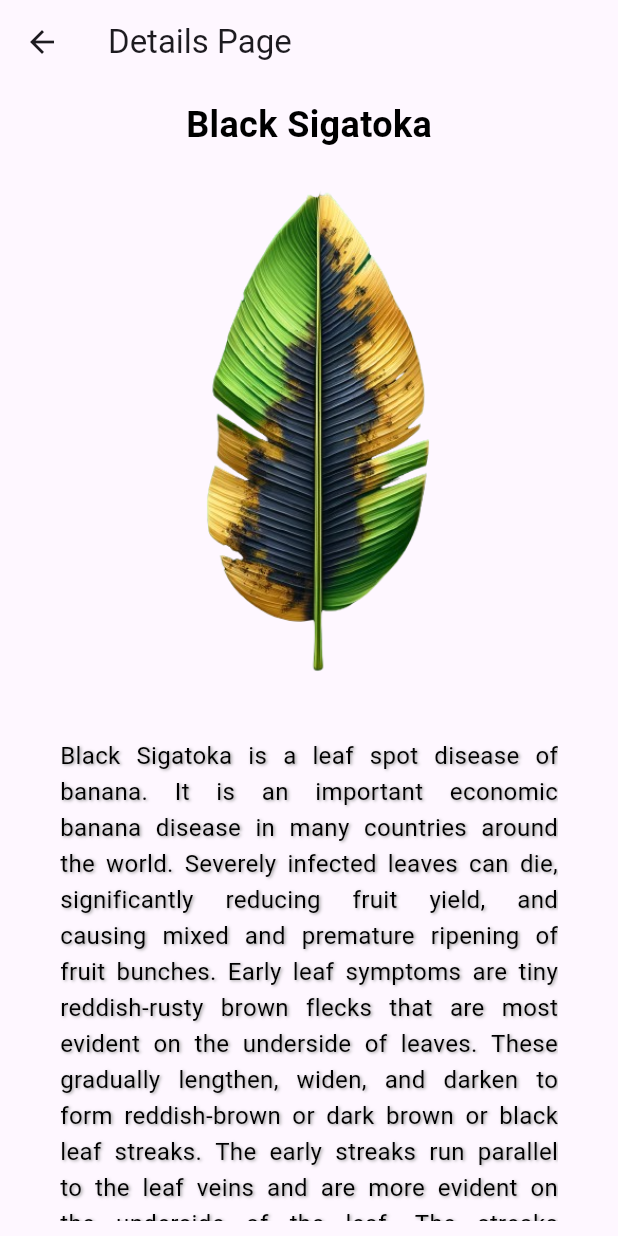
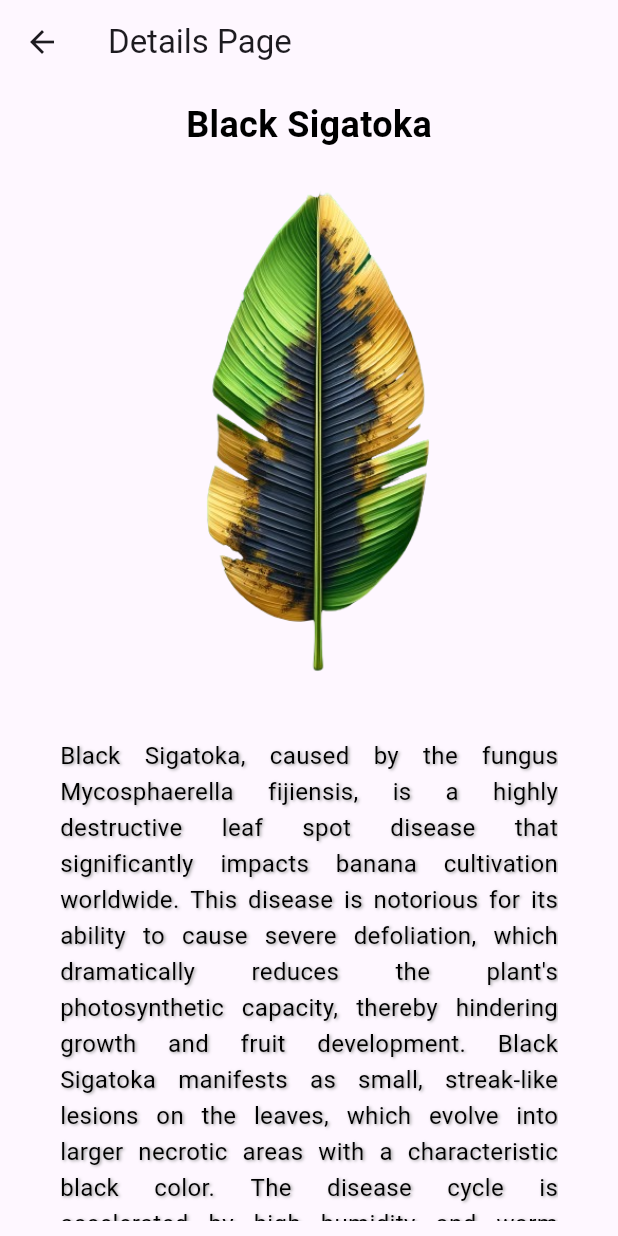
Before and after one commit to dinun0427/YellowB, a Flutter app: the RootPage screen opened directly, after a tap on "Black Sigatoka", on a phone screen of 412 x 824 dp. Run offline on Flutter 3.47's test engine with Material 3 defaults, Android fonts, the phone set to English and light mode, and no system bars; our stand-ins replace animated_bottom_navigation_bar, image_picker, page_transition.

Commit message:
created feedback page

```diff
--- a/fyp_frontend/lib/models/plant.dart
+++ b/fyp_frontend/lib/models/plant.dart
@@ -34,7 +34,7 @@ class Disease {
         imageURL: 'assets/images/blacksigatoka.png',
         isFavorated: true,
         decription:
-        'Black Sigatoka is a leaf spot disease of banana. It is an important economic banana disease in many countries around the world. Severely infected leaves can die, significantly reducing fruit yield, and causing mixed and premature ripening of fruit bunches. Early leaf symptoms are tiny reddish-rusty brown flecks that are most evident on the underside of leaves. These gradually lengthen, widen, and darken to form reddish-brown or dark brown or black leaf streaks. The early streaks run parallel to the leaf veins and are more evident on the underside of the leaf. The streaks broaden and become visible on both leaf surfaces. The streaks expand and become more oval shaped, and the centre of the lesion becomes sunken and turns grey over time. At this stage a yellow halo may develop around the edge of the lesion. In susceptible banana cultivars, high levels of disease can cause large areas of the leaf to die, which can lead to total leaf collapse. As leaves die, fruit yield is reduced and ripening of bunches can be uneven.',
+        "Black Sigatoka, caused by the fungus Mycosphaerella fijiensis, is a highly destructive leaf spot disease that significantly impacts banana cultivation worldwide. This disease is notorious for its ability to cause severe defoliation, which dramatically reduces the plant's photosynthetic capacity, thereby hindering growth and fruit development. Black Sigatoka manifests as small, streak-like lesions on the leaves, which evolve into larger necrotic areas with a characteristic black color. The disease cycle is accelerated by high humidity and warm temperatures, conditions prevalent in many of the world's banana-producing regions. Effective management of Black Sigatoka involves an integrated approach, including the use of resistant banana varieties, timely application of fungicides, and the adoption of cultural practices that reduce humidity around the foliage, such as proper spacing and pruning. Additionally, regular monitoring and removal of infected leaves can help in controlling the spread of the disease. Given its rapid spread and resistance to treatment, Black Sigatoka poses a significant challenge to sustainable banana production, necessitating ongoing research and adaptation of control measures.",
         isSelected: false),
     Disease(
         diseaseId: 1,
@@ -46,8 +46,7 @@ class Disease {
         imageURL: 'assets/images/cordana.png',
         isFavorated: false,
         decription:
-        'This plant is one of the best plant. It grows in most of the regions in the world and can survive'
-            'even the harshest weather condition.',
+        'Cordana leaf spot disease, caused by the fungus Cordana musae, is a notable fungal disease that affects banana leaves, posing a threat to banana cultivation worldwide. This disease is characterized by the appearance of small, dark brown to black spots on the leaves, which can coalesce into larger necrotic areas, ultimately leading to reduced photosynthesis capability and overall vitality of the plant. The spots often have a yellow halo around them, making them easily distinguishable from other leaf spot diseases. Cordana leaf spot primarily targets weakened or stressed plants, gaining entry through wounds or natural openings, and is exacerbated by high humidity and wet conditions. The disease cycle is rapid, and if left unchecked, can lead to significant yield losses. Effective management strategies include the use of resistant banana varieties, implementation of good agricultural practices to reduce plant stress, regular monitoring for early detection, and, if necessary, the application of fungicides. Maintaining a clean field by removing infected plant debris also helps in controlling the spread of this disease, ensuring the sustainability of banana production.',
         isSelected: false),
     Disease(
         diseaseId: 3,
@@ -59,8 +58,7 @@ class Disease {
         imageURL: 'assets/images/fusariumwilt.png',
         isFavorated: false,
         decription:
-        'This plant is one of the best plant. It grows in most of the regions in the world and can survive'
-            'even the harshest weather condition.',
+        "Fusarium Wilt, also known as Panama disease, is a devastating soil-borne disease caused by the fungus Fusarium oxysporum f. sp. cubense (Foc), which affects banana plants globally. This lethal disease is characterized by the wilting and yellowing of leaves, starting from the lower older leaves and progressing to the upper younger ones, eventually leading to the entire plant's death. Fusarium Wilt attacks the plant's vascular system, blocking water and nutrient flow, causing the internal tissues of the banana plant to turn a reddish-brown color. The disease thrives in warm, moist soil conditions and can remain dormant in the soil for decades, making it incredibly challenging to eradicate once it has established in a plantation. The spread of Panama disease is primarily through infected planting materials, soil, and water, and it has been responsible for significant economic losses in the banana industry. Controlling the disease focuses on preventive measures, including the use of disease-free planting material, crop rotation, and the development and use of resistant banana varieties. Due to its severe impact on banana production and limited effective treatment options, Fusarium Wilt remains one of the most feared diseases in the banana cultivation sector.",
         isSelected: false),
     Disease(
         diseaseId: 4,
@@ -72,8 +70,7 @@ class Disease {
         imageURL: 'assets/images/pestalotiopsis.png',
         isFavorated: true,
         decription:
-        'This plant is one of the best plant. It grows in most of the regions in the world and can survive'
-            'even the harshest weather condition.',
+        'Pestalotiopsis disease, caused by the fungal species belonging to the genus Pestalotiopsis, is an emerging threat to banana cultivation, manifesting as leaf spot and blight. This disease is marked by the appearance of small, water-soaked spots on banana leaves that gradually enlarge and become necrotic with gray centers and dark brown margins, often leading to leaf tissue death. In severe infections, these lesions coalesce, causing significant defoliation and weakening of the plant. Pestalotiopsis thrives in warm, humid conditions, favoring its proliferation and spread, especially in regions with dense planting and where moisture remains on leaf surfaces for extended periods. The fungus is known for its opportunistic behavior, often attacking plants that are already stressed by environmental factors, poor nutrition, or other diseases. Management of Pestalotiopsis disease in bananas includes the implementation of cultural practices such as ensuring good air circulation within plantations to reduce leaf wetness, removing and destroying infected plant debris to reduce the source of inoculum, and, when necessary, applying fungicides. Early detection and prompt action are crucial in minimizing the impact of this disease on banana production.',
         isSelected: false),
   ];
 }
--- a/fyp_frontend/lib/ui/root_page.dart
+++ b/fyp_frontend/lib/ui/root_page.dart
@@ -20,7 +20,7 @@ class _RootPageState extends State<RootPage> {
   int bottomNavIndex = 0;
 
   //List of the pages
-  List<Widget> pages = const [
+  List<Widget> pages = [
       HomePage(),
       FeedbackPage(),
       CartPage(),
--- a/fyp_frontend/lib/ui/scan_page.dart
+++ b/fyp_frontend/lib/ui/scan_page.dart
@@ -7,9 +7,12 @@ import 'package:fyp_frontend/constants.dart';
 import 'package:image_picker/image_picker.dart';
 import 'package:http/http.dart' as http;
 import 'package:path/path.dart' as path;
-import 'dart:html' as html;
+//import 'dart:html' as html;
 import 'dart:ui' as ui;
 import 'package:fyp_frontend/ui/screens/results_page.dart'; // Import the ResultsPage
+
+final String serverUrl = kIsWeb ? "http://127.0.0.1:5000/predict" : "http://10.0.2.2:5000/predict";
+
 
 class ScanPage extends StatefulWidget {
   const ScanPage({Key? key}) : super(key: key);
@@ -155,7 +158,7 @@ class _ScanPageState extends State<ScanPage> {
 
   Future<void> _uploadImage(Uint8List data, String filename) async {
     var uri = Uri.parse(
-        "http://127.0.0.1:5000/predict"); // Update with the correct endpoint
+        serverUrl); // Update with the correct endpoint
     var request = http.MultipartRequest("POST", uri);
     request.files.add(http.MultipartFile.fromBytes(
       'image', // Ensure this matches the key expected by Flask
@@ -194,7 +197,7 @@ class _ScanPageState extends State<ScanPage> {
 
   Future<Uint8List> _uploadImageXAI(Uint8List data, String filename) async {
     var uri = Uri.parse(
-        "http://127.0.0.1:5000/predictXai"); // Update with the correct endpoint
+        "$serverUrl" + "Xai"); // Update with the correct endpoint
     var request = http.MultipartRequest("POST", uri);
     request.files.add(http.MultipartFile.fromBytes(
       'image', // Ensure this matches the key expected by Flask
--- a/fyp_frontend/lib/ui/screens/feedback_page.dart
+++ b/fyp_frontend/lib/ui/screens/feedback_page.dart
@@ -1,19 +1,51 @@
-import 'package:flutter/cupertino.dart';
 import 'package:flutter/material.dart';
+import 'package:url_launcher/url_launcher.dart';
 
 class FeedbackPage extends StatefulWidget {
-  const FeedbackPage({super.key});
-
   @override
-  State<FeedbackPage> createState() => _FeedbackPageState();
+  _FeedbackPageState createState() => _FeedbackPageState();
 }
 
 class _FeedbackPageState extends State<FeedbackPage> {
+  final TextEditingController _feedbackController = TextEditingController();
+
+  void _sendEmail() async {
+    final Uri params = Uri(
+      scheme: 'mailto',
+      path: 'dinunranasinghe@gmail.com',
+      query: 'subject=Feedback&body=${_feedbackController.text}', //add subject and body here
+    );
+
+    var url = params.toString();
+    if (await canLaunch(url)) {
+      await launch(url);
+    } else {
+      print('Could not launch $url');
+    }
+  }
+
   @override
   Widget build(BuildContext context) {
     return Scaffold(
-      body: Center(
-        child: Text('Feedback Page'),
+      appBar: AppBar(
+        title: Text("Feedback Form"),
+      ),
+      body: Padding(
+        padding: EdgeInsets.all(16.0),
+        child: Column(
+          children: <Widget>[
+            TextField(
+              controller: _feedbackController,
+              maxLines: 5,
+              decoration: InputDecoration(hintText: "Enter your feedback here"),
+            ),
+            SizedBox(height: 20),
+            ElevatedButton(
+              onPressed: _sendEmail,
+              child: Text('Submit Feedback'),
+            ),
+          ],
+        ),
       ),
     );
   }
--- a/fyp_frontend/lib/ui/screens/home_page.dart
+++ b/fyp_frontend/lib/ui/screens/home_page.dart
@@ -113,6 +113,7 @@ class _HomePageState extends State<HomePage> {
                                             180, // Adjust this value as needed
                                         margin: EdgeInsets.only(
                                             left: 155,
+                                            top: 65,
                                             ),
                                         padding: EdgeInsets.only(
                                           right: 20
--- a/fyp_frontend/pubspec.yaml
+++ b/fyp_frontend/pubspec.yaml
@@ -41,6 +41,7 @@ dependencies:
   page_transition: ^2.0.5
   http: ^1.2.1
   path_provider: ^2.1.2
+  url_launcher: ^6.0.9
 
 dev_dependencies:
   flutter_test:
```
Also changed, not shown: fyp_frontend/pubspec.lock, 5 other files.
